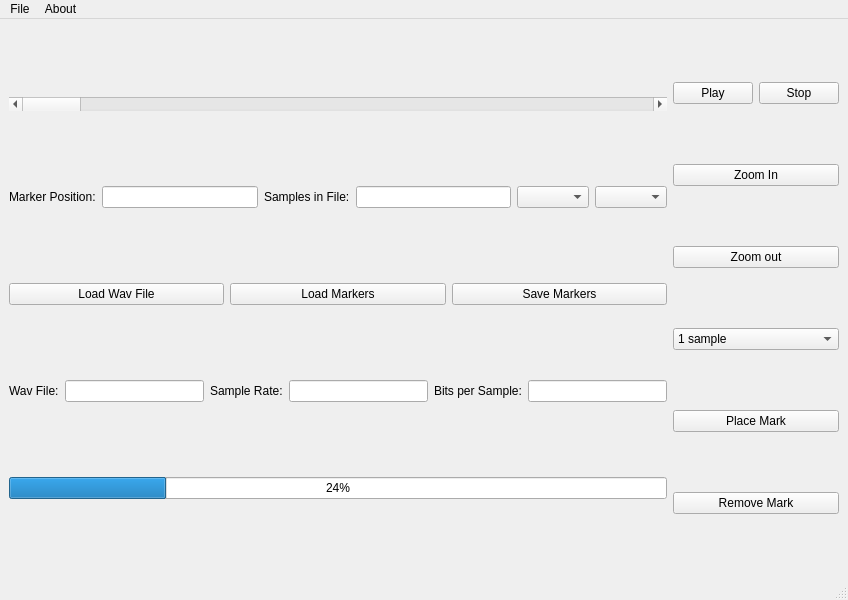
Before: the Qt Designer form SpeechMarker/mainwindow.ui in PavelParamonov/SpeechDetection, drawn with Qt 5.
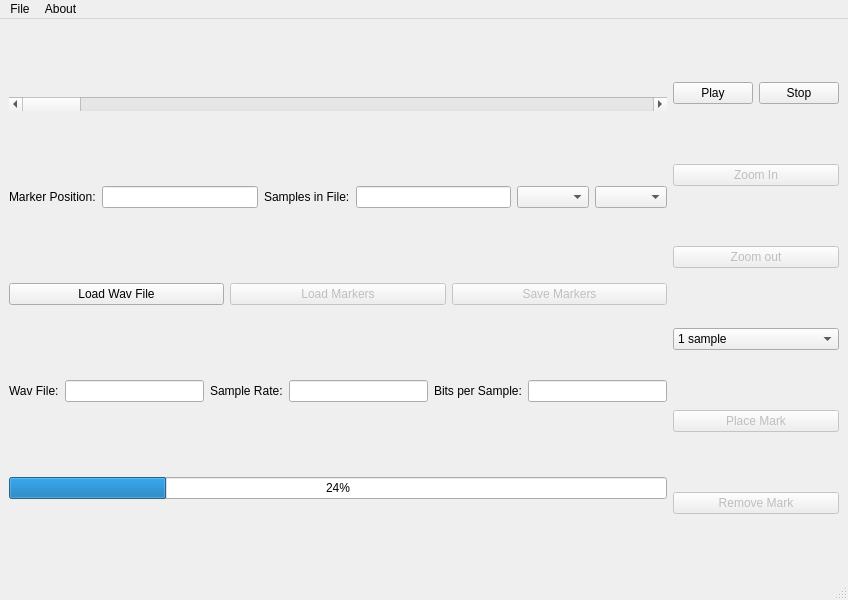
After: the same form once the commit is applied.

Commit message: Began renaming widgets used in mainwindow business logic to ui-based names

Diff of the .ui file:
```diff
--- a/SpeechMarker/mainwindow.ui
+++ b/SpeechMarker/mainwindow.ui
@@ -65,6 +65,9 @@
         </item>
         <item>
          <widget class="QPushButton" name="pBtnLoadMarkers">
+          <property name="enabled">
+           <bool>false</bool>
+          </property>
           <property name="text">
            <string>Load Markers</string>
           </property>
@@ -72,6 +75,9 @@
         </item>
         <item>
          <widget class="QPushButton" name="pBtnSaveMarkers">
+          <property name="enabled">
+           <bool>false</bool>
+          </property>
           <property name="text">
            <string>Save Markers</string>
           </property>
@@ -148,6 +154,9 @@
       </item>
       <item>
        <widget class="QPushButton" name="pBtnZoomIn">
+        <property name="enabled">
+         <bool>false</bool>
+        </property>
         <property name="text">
          <string>Zoom In</string>
         </property>
@@ -155,6 +164,9 @@
       </item>
       <item>
        <widget class="QPushButton" name="pBtnZoomOut">
+        <property name="enabled">
+         <bool>false</bool>
+        </property>
         <property name="text">
          <string>Zoom out</string>
         </property>
@@ -171,6 +183,9 @@
       </item>
       <item>
        <widget class="QPushButton" name="pBtnPlaceMark">
+        <property name="enabled">
+         <bool>false</bool>
+        </property>
         <property name="text">
          <string>Place Mark</string>
         </property>
@@ -178,6 +193,9 @@
       </item>
       <item>
        <widget class="QPushButton" name="pBtnRemoveMark">
+        <property name="enabled">
+         <bool>false</bool>
+        </property>
         <property name="text">
          <string>Remove Mark</string>
         </property>
```
The commit also changes 1 other file.
